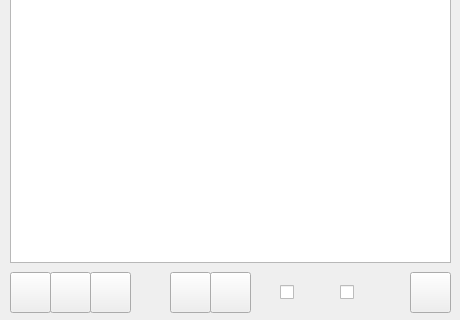
This is player.ui in dimanchik79/Play-Music as Qt 5 draws it before an edit; both pictures show x 0 to 460 and y 328 to 648 of the 460 by 648 pixel window. The edited form follows.
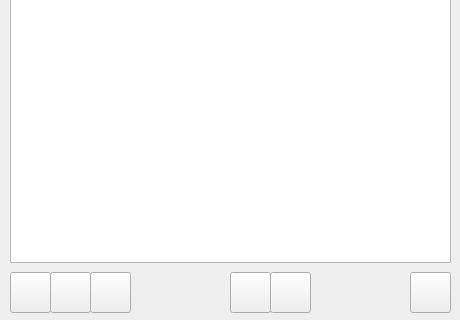
This is the edited form. Icons and pictures are not drawn.

Patch:
```diff
--- a/player.ui
+++ b/player.ui
@@ -262,7 +262,7 @@
    <widget class="QPushButton" name="up">
     <property name="geometry">
      <rect>
-      <x>170</x>
+      <x>230</x>
       <y>600</y>
       <width>41</width>
       <height>41</height>
@@ -288,7 +288,7 @@
    <widget class="QPushButton" name="down">
     <property name="geometry">
      <rect>
-      <x>210</x>
+      <x>270</x>
       <y>600</y>
       <width>41</width>
       <height>41</height>
@@ -347,64 +347,6 @@
      </rect>
     </property>
    </widget>
-   <widget class="QCheckBox" name="fading">
-    <property name="geometry">
-     <rect>
-      <x>280</x>
-      <y>610</y>
-      <width>51</width>
-      <height>20</height>
-     </rect>
-    </property>
-    <property name="toolTip">
-     <string>Faiding</string>
-    </property>
-    <property name="text">
-     <string/>
-    </property>
-    <property name="icon">
-     <iconset>
-      <normaloff>IMG/volumeud.ico</normaloff>IMG/volumeud.ico</iconset>
-    </property>
-    <property name="iconSize">
-     <size>
-      <width>20</width>
-      <height>20</height>
-     </size>
-    </property>
-   </widget>
-   <widget class="QCheckBox" name="loop">
-    <property name="geometry">
-     <rect>
-      <x>340</x>
-      <y>610</y>
-      <width>41</width>
-      <height>20</height>
-     </rect>
-    </property>
-    <property name="baseSize">
-     <size>
-      <width>0</width>
-      <height>0</height>
-     </size>
-    </property>
-    <property name="toolTip">
-     <string>Loop</string>
-    </property>
-    <property name="text">
-     <string/>
-    </property>
-    <property name="icon">
-     <iconset>
-      <normaloff>IMG/loop.ico</normaloff>IMG/loop.ico</iconset>
-    </property>
-    <property name="iconSize">
-     <size>
-      <width>20</width>
-      <height>20</height>
-     </size>
-    </property>
-   </widget>
    <widget class="QWidget" name="widget" native="true">
     <property name="geometry">
      <rect>
```
